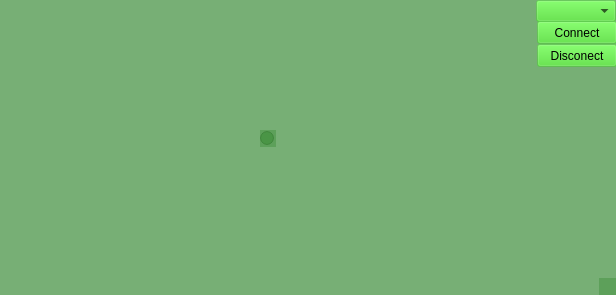
The window that Wind_Port.ui (Actaviys/PC-Managment_TFT-Display_ST7793) describes before a commit, drawn with Qt 5.
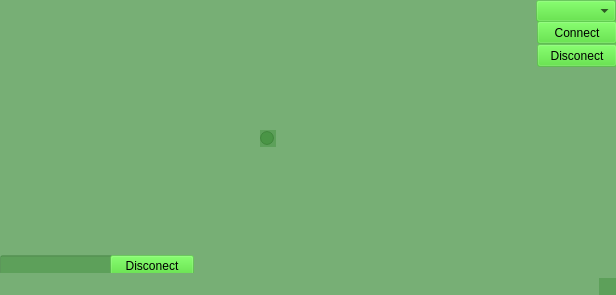
The same window after the commit.

The edit to the form file:
```diff
--- a/Wind_Port.ui
+++ b/Wind_Port.ui
@@ -87,6 +87,32 @@
      <string>Disconect</string>
     </property>
    </widget>
+   <widget class="QLineEdit" name="lineEditMessage">
+    <property name="geometry">
+     <rect>
+      <x>0</x>
+      <y>255</y>
+      <width>113</width>
+      <height>20</height>
+     </rect>
+    </property>
+   </widget>
+   <widget class="QPushButton" name="SendMessageButton">
+    <property name="geometry">
+     <rect>
+      <x>110</x>
+      <y>255</y>
+      <width>84</width>
+      <height>21</height>
+     </rect>
+    </property>
+    <property name="styleSheet">
+     <string notr="true">background-color: rgba(62, 216, 34, 60);</string>
+    </property>
+    <property name="text">
+     <string>Disconect</string>
+    </property>
+   </widget>
   </widget>
   <widget class="QStatusBar" name="Statusbar"/>
  </widget>
```
